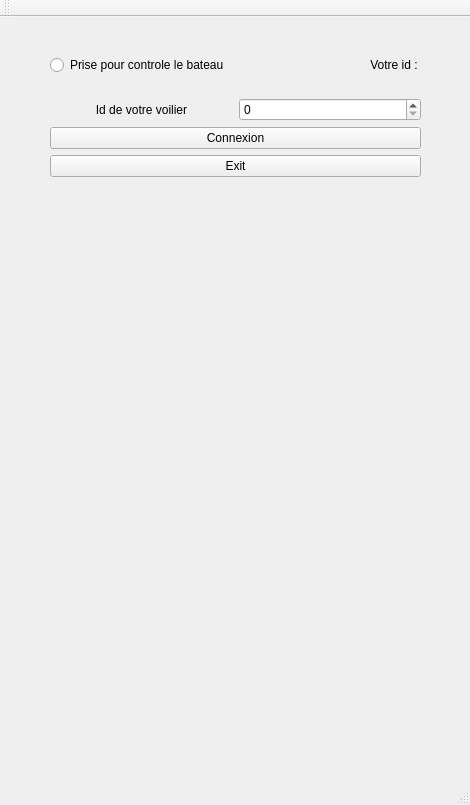
First picture: the form in ihm/mainwindow.ui, repository etiennelndr/ihm_voilierautonome, before the edit.
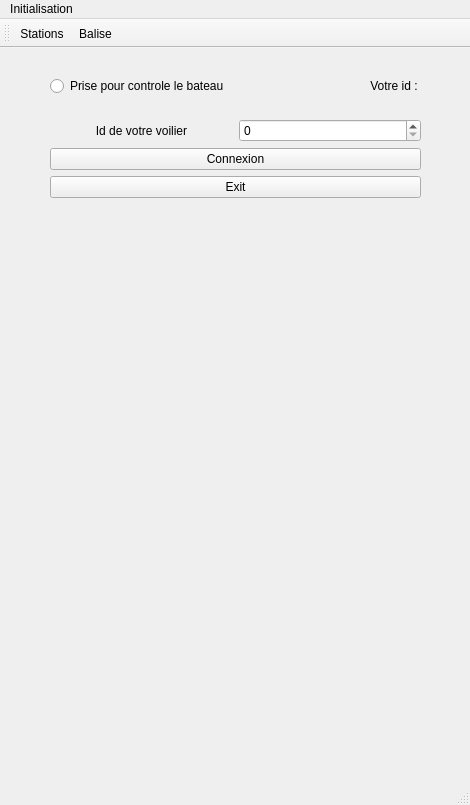
Second picture: the form after the edit.

What changed in the file:
```diff
--- a/ihm/mainwindow.ui
+++ b/ihm/mainwindow.ui
@@ -18,7 +18,7 @@
     <property name="geometry">
      <rect>
       <x>0</x>
-      <y>10</y>
+      <y>0</y>
       <width>471</width>
       <height>161</height>
      </rect>
@@ -94,6 +94,17 @@
      <height>26</height>
     </rect>
    </property>
+   <widget class="QMenu" name="menuInitialisation">
+    <property name="title">
+     <string>Initialisation</string>
+    </property>
+    <addaction name="separator"/>
+    <addaction name="separator"/>
+    <addaction name="actionStations"/>
+    <addaction name="actionBalise"/>
+    <addaction name="separator"/>
+   </widget>
+   <addaction name="menuInitialisation"/>
   </widget>
   <widget class="QToolBar" name="mainToolBar">
    <attribute name="toolBarArea">
@@ -102,8 +113,20 @@
    <attribute name="toolBarBreak">
     <bool>false</bool>
    </attribute>
+   <addaction name="actionStations"/>
+   <addaction name="actionBalise"/>
   </widget>
   <widget class="QStatusBar" name="statusBar"/>
+  <action name="actionStations">
+   <property name="text">
+    <string>Stations</string>
+   </property>
+  </action>
+  <action name="actionBalise">
+   <property name="text">
+    <string>Balise</string>
+   </property>
+  </action>
  </widget>
  <layoutdefault spacing="6" margin="11"/>
  <resources/>
```
